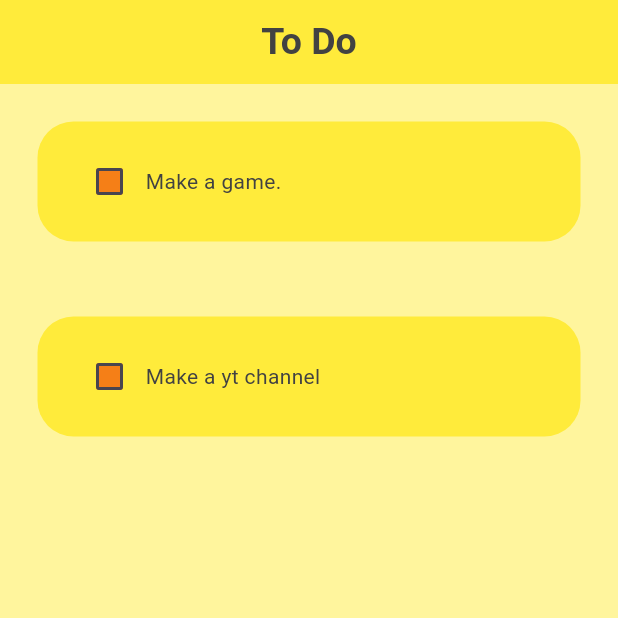
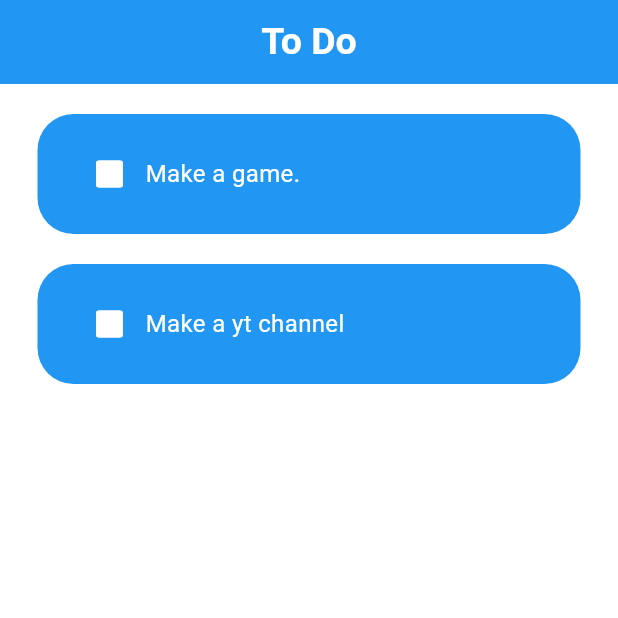
Before and after one commit to UmerAalam/simple_todo, a Flutter app: the screen it shows after launch, on a phone screen of 412 x 824 dp, the top half of it. Run offline on Flutter 3.47's test engine with Material 3 defaults, Android fonts, the phone set to English and light mode, and no system bars.

Commit message:
second-commit

```diff
--- a/lib/main.dart
+++ b/lib/main.dart
@@ -16,7 +16,7 @@ class MainApp extends StatelessWidget {
       home: HomePage(),
       debugShowCheckedModeBanner: false,
       theme: ThemeData(
-        primarySwatch: Colors.yellow,
+        colorScheme: ColorScheme.fromSeed(seedColor: Colors.blue),
       ),
     );
   }
--- a/lib/pages/home_page.dart
+++ b/lib/pages/home_page.dart
@@ -31,18 +31,18 @@ class _HomePageState extends State<HomePage> {
   Widget build(BuildContext context) {
     return Scaffold(
       appBar: AppBar(
-        backgroundColor: Colors.yellow,
+        backgroundColor: Colors.blue,
         title: Text(
           "To Do",
           style: TextStyle(
-            color: Colors.grey[800],
+            color: Colors.white,
             fontSize: 25,
             fontWeight: FontWeight.bold,
           ),
         ),
         centerTitle: true,
       ),
-      backgroundColor: Colors.yellow[200],
+      backgroundColor: Colors.white,
       body: ListView.builder(
         itemCount: todolist.length,
         itemBuilder: (context, index) {
--- a/lib/utils/todo_tile.dart
+++ b/lib/utils/todo_tile.dart
@@ -16,7 +16,11 @@ class TodoTile extends StatelessWidget {
   @override
   Widget build(BuildContext context) {
     return Padding(
-      padding: const EdgeInsets.all(25.0),
+      padding: const EdgeInsets.only(
+        right: 25,
+        left: 25,
+        top: 20,
+      ),
       child: Container(
         width: 1000,
         height: 80,
@@ -24,17 +28,23 @@ class TodoTile extends StatelessWidget {
         child: Row(
           children: [
             Checkbox(
+              side: BorderSide(color: Colors.white),
               value: isCompleted,
               onChanged: onChanged,
-              fillColor: WidgetStatePropertyAll(Colors.yellow[900]),
+              fillColor: WidgetStatePropertyAll(Colors.white),
+              checkColor: Colors.blue,
             ),
             Text(
               taskName,
-              style: TextStyle(color: Colors.grey[800]),
+              style: TextStyle(
+                color: isCompleted ? const Color.fromARGB(255, 251, 133, 0) : Colors.white,
+                fontSize: isCompleted ? 15 : 16,
+                decoration: isCompleted ? TextDecoration.lineThrough : TextDecoration.none,
+              ),
             ),
           ],
         ),
-        decoration: BoxDecoration(color: Colors.yellow, borderRadius: BorderRadius.circular(24)),
+        decoration: BoxDecoration(color: Colors.blue, borderRadius: BorderRadius.circular(24)),
       ),
     );
   }
```
